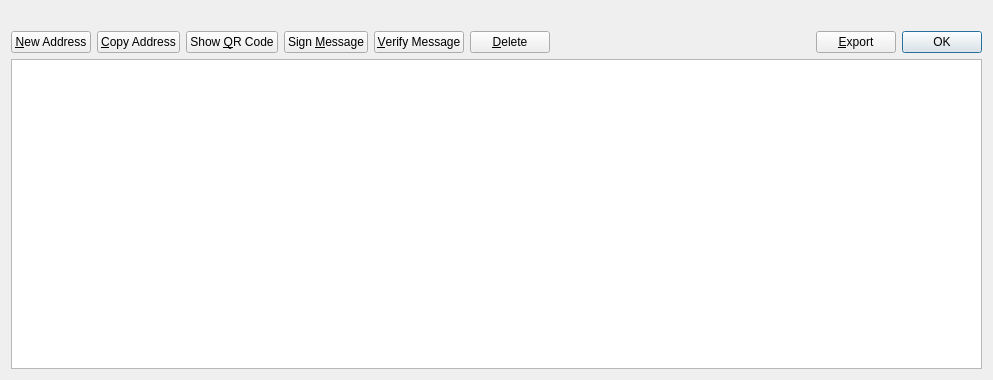
transcoder/CasinoCoin, file src/qt/forms/addressbookpage.ui: the form before one commit.
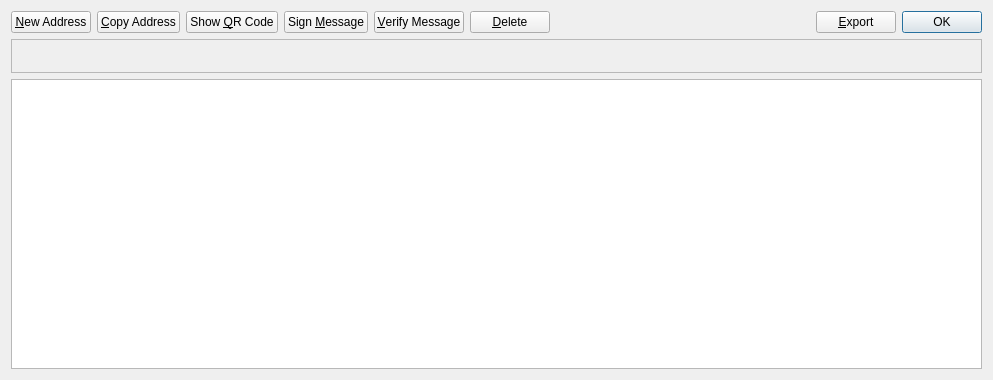
The form after the commit. Icons and pictures are not drawn.

```diff
--- a/src/qt/forms/addressbookpage.ui
+++ b/src/qt/forms/addressbookpage.ui
@@ -13,18 +13,8 @@
   <property name="windowTitle">
    <string>Address Book</string>
   </property>
-  <layout class="QVBoxLayout" name="verticalLayout">
-   <item>
-    <widget class="QLabel" name="labelExplanation">
-     <property name="textFormat">
-      <enum>Qt::PlainText</enum>
-     </property>
-     <property name="wordWrap">
-      <bool>true</bool>
-     </property>
-    </widget>
-   </item>
-   <item>
+  <layout class="QGridLayout" name="gridLayout">
+   <item row="1" column="0">
     <layout class="QHBoxLayout" name="horizontalLayout">
      <item>
       <widget class="QPushButton" name="newAddress">
@@ -149,7 +139,7 @@
      </item>
     </layout>
    </item>
-   <item>
+   <item row="3" column="0">
     <widget class="QTableView" name="tableView">
      <property name="contextMenuPolicy">
       <enum>Qt::CustomContextMenu</enum>
@@ -177,6 +167,31 @@
      </attribute>
     </widget>
    </item>
+   <item row="2" column="0">
+    <widget class="QFrame" name="frame">
+     <property name="frameShape">
+      <enum>QFrame::StyledPanel</enum>
+     </property>
+     <property name="frameShadow">
+      <enum>QFrame::Raised</enum>
+     </property>
+     <layout class="QGridLayout" name="gridLayout_2">
+      <item row="0" column="0">
+       <widget class="QLabel" name="labelExplanation">
+        <property name="textFormat">
+         <enum>Qt::PlainText</enum>
+        </property>
+        <property name="alignment">
+         <set>Qt::AlignCenter</set>
+        </property>
+        <property name="wordWrap">
+         <bool>true</bool>
+        </property>
+       </widget>
+      </item>
+     </layout>
+    </widget>
+   </item>
   </layout>
  </widget>
  <resources>
```
